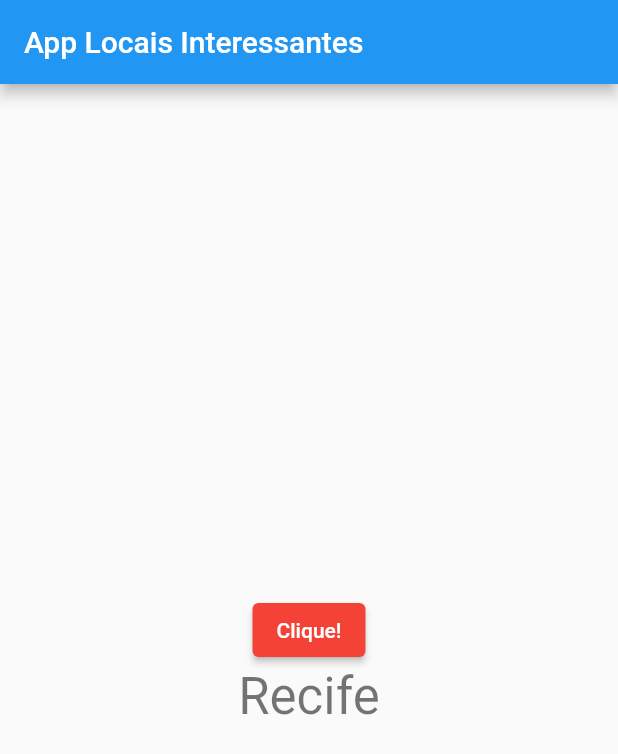
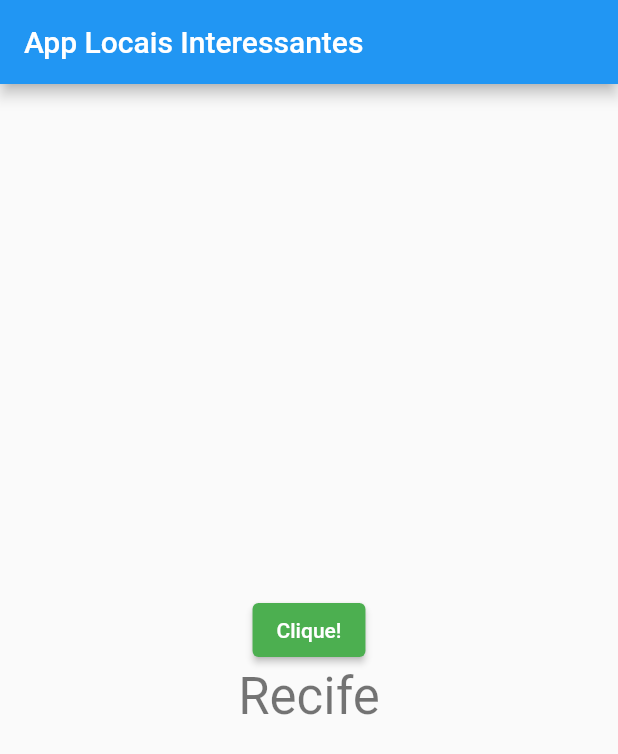
Before and after one commit to IASR19/App-Locais-Interessantes, a Flutter app: the screen it shows after launch, after a tap on "Clique!", on a phone screen of 412 x 824 dp. Shown: the top 754 px of the screen. Run offline on Flutter 3.47's test engine with Material 2 defaults, Android fonts, the phone set to English and light mode, and no system bars.

Commit message:
Implementando botao com cor aleatoria

```diff
--- a/lib/main.dart
+++ b/lib/main.dart
@@ -51,7 +51,8 @@ class _MyHomePageState extends State<MyHomePage> {
     Colors.green,
     Colors.grey,
     Colors.red,
-    Colors.pink
+    Colors.pink,
+    Colors.brown
   ];
 
   String randomTexto = "";
```
